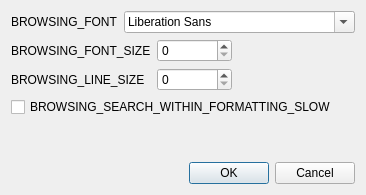
The window that qt/aqt/forms/browseropts.ui (ankitects/anki) describes before a commit, drawn with Qt 5.
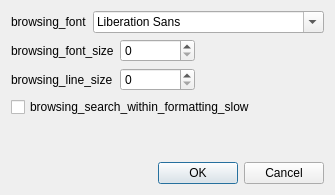
The same window after the commit.

Patch:
```diff
--- a/qt/aqt/forms/browseropts.ui
+++ b/qt/aqt/forms/browseropts.ui
@@ -19,7 +19,7 @@
      <item>
       <widget class="QLabel" name="label">
        <property name="text">
-        <string>BROWSING_FONT</string>
+        <string>browsing_font</string>
        </property>
       </widget>
      </item>
@@ -33,7 +33,7 @@
      <item row="0" column="0">
       <widget class="QLabel" name="label_2">
        <property name="text">
-        <string>BROWSING_FONT_SIZE</string>
+        <string>browsing_font_size</string>
        </property>
       </widget>
      </item>
@@ -50,7 +50,7 @@
      <item row="1" column="0">
       <widget class="QLabel" name="label_3">
        <property name="text">
-        <string>BROWSING_LINE_SIZE</string>
+        <string>browsing_line_size</string>
        </property>
       </widget>
      </item>
@@ -75,7 +75,7 @@
    <item>
     <widget class="QCheckBox" name="fullSearch">
      <property name="text">
-      <string>BROWSING_SEARCH_WITHIN_FORMATTING_SLOW</string>
+      <string>browsing_search_within_formatting_slow</string>
      </property>
     </widget>
    </item>
```
Left out of the diff: 2 changed lines with no effect on the pictures.
